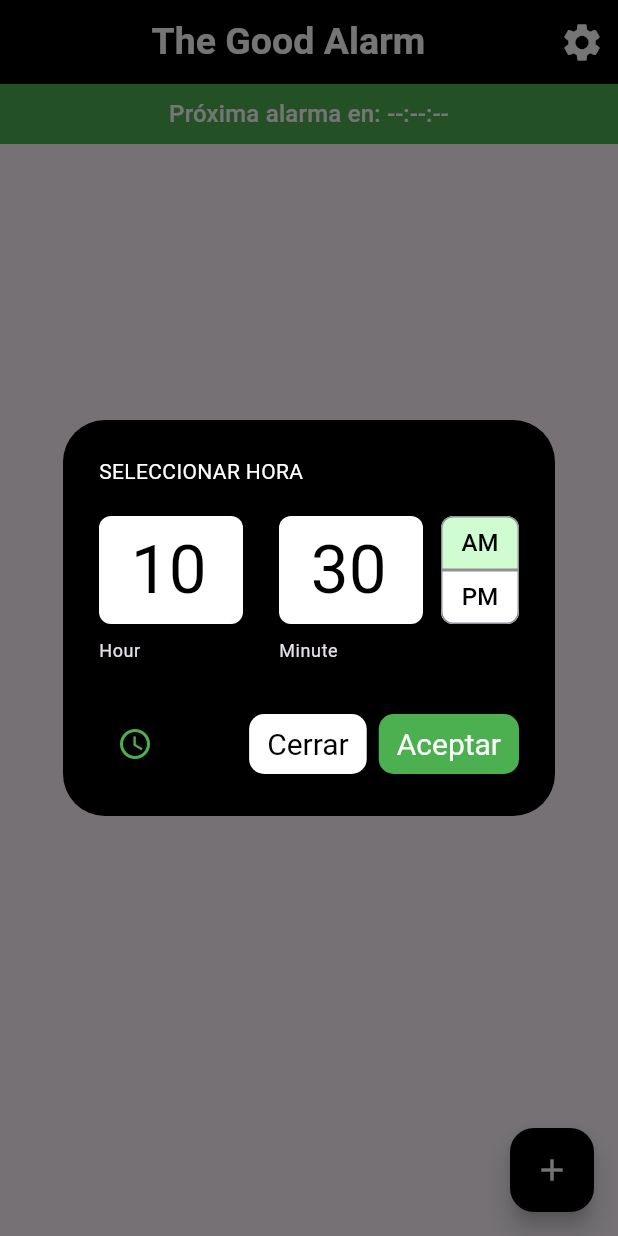
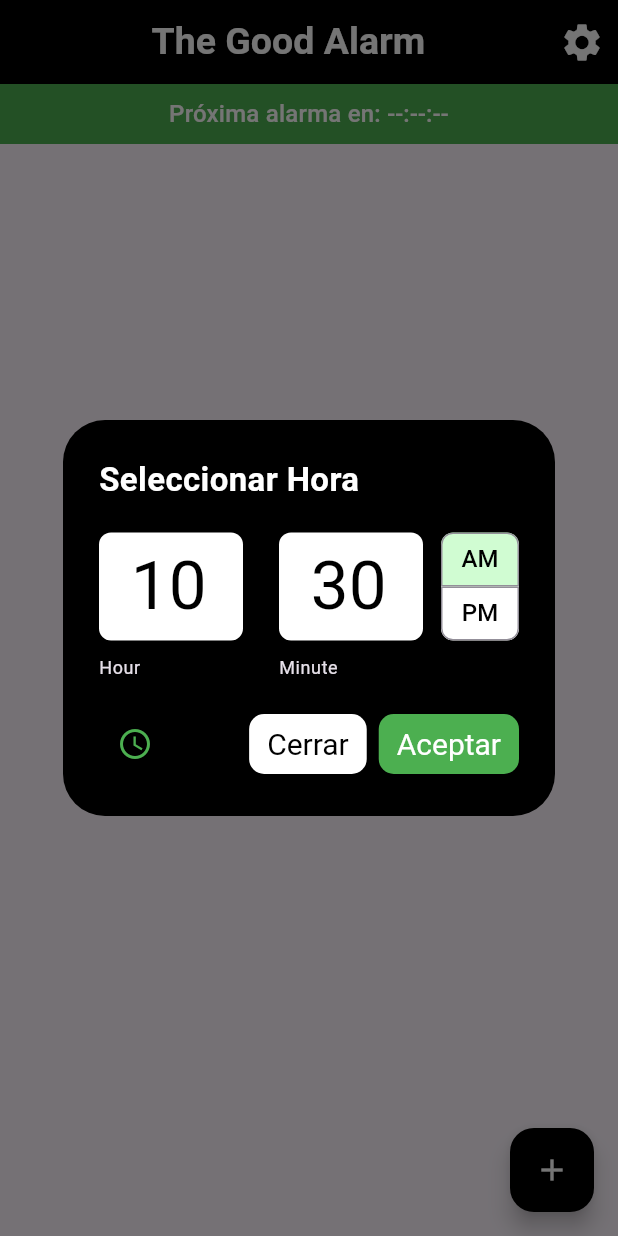
Before and after one commit to J-Manriquez/the_good_alarm, a Flutter app: the screen it shows after launch, after a tap on the "add" icon, on a phone screen of 412 x 824 dp. Run offline on Flutter 3.47's test engine with Material 3 defaults, Android fonts, the phone set to English and light mode, and no system bars; our stand-ins replace shared_preferences.

Commit message:
. ahora ti

```diff
--- a/lib/home_page.dart
+++ b/lib/home_page.dart
@@ -218,7 +218,7 @@ class _HomePageState extends State<HomePage> {
       initialTime: TimeOfDay.now(),
       cancelText: 'Cerrar', // Cambia el texto del botón Cancelar
       confirmText: 'Aceptar', // Cambia el texto del botón OK
-      helpText: 'SELECCIONAR HORA',
+      helpText: 'Seleccionar Hora',
       initialEntryMode: TimePickerEntryMode.input,
       builder: (BuildContext context, Widget? child) {
         return Theme(
@@ -248,7 +248,11 @@ class _HomePageState extends State<HomePage> {
               dialHandColor: Colors.green,
               dialBackgroundColor: Colors.grey.shade800,
               entryModeIconColor: Colors.green,
-              helpTextStyle: const TextStyle(color: Colors.white),
+              helpTextStyle: const TextStyle(
+                color: Colors.white,
+                fontWeight: FontWeight.bold,
+                fontSize: 22,
+              ),
               confirmButtonStyle: ButtonStyle(
                 foregroundColor: MaterialStateProperty.all(
                   const Color.fromARGB(255, 255, 255, 255),
```
